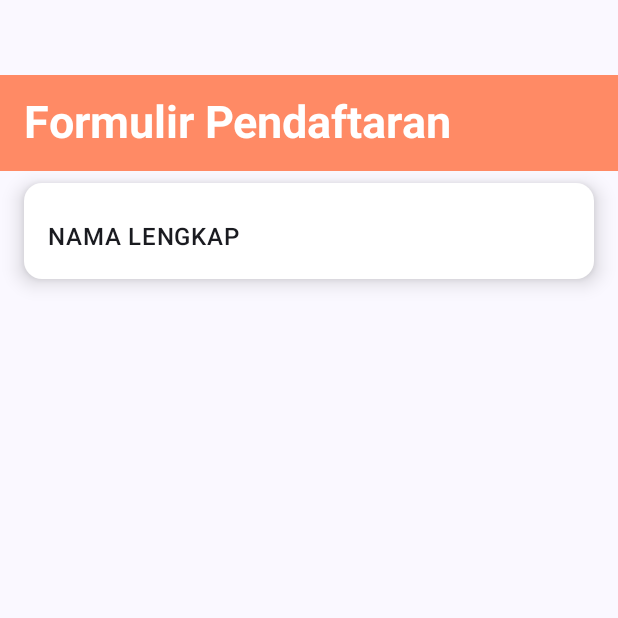
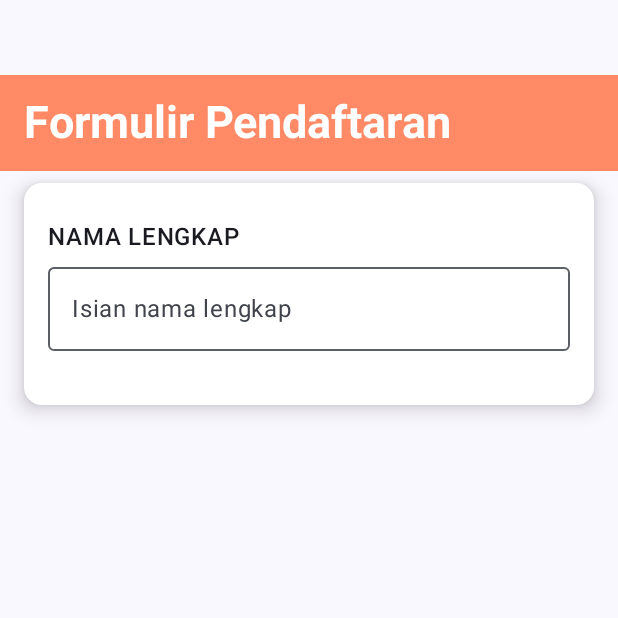
Before and after one commit to salsadillaazkhiyahputri/QuestNavigasTugas_077, an Android app built with Jetpack Compose: the composable FormIsian shown on its own in the app's theme, on a phone screen of 412 x 824 dp, the top half of it. Run offline under Robolectric (Android 15) with nearby library versions, the phone set to English and light mode, and no system bars.

Commit message:
menambahkan  TextField untuk nama lengkap

```diff
--- a/app/src/main/java/com/example/questnavigastugas/view/Formulir.kt
+++ b/app/src/main/java/com/example/questnavigastugas/view/Formulir.kt
@@ -1,14 +1,17 @@
 package com.example.questnavigastugas.view
 
 import androidx.compose.foundation.layout.Column
+import androidx.compose.foundation.layout.Spacer
 import androidx.compose.foundation.layout.fillMaxSize
 import androidx.compose.foundation.layout.fillMaxWidth
+import androidx.compose.foundation.layout.height
 import androidx.compose.foundation.layout.padding
 import androidx.compose.foundation.rememberScrollState
 import androidx.compose.foundation.verticalScroll
 import androidx.compose.material3.Card
 import androidx.compose.material3.CardDefaults
 import androidx.compose.material3.ExperimentalMaterial3Api
+import androidx.compose.material3.OutlinedTextField
 import androidx.compose.material3.Scaffold
 import androidx.compose.material3.Text
 import androidx.compose.material3.TopAppBar
@@ -86,6 +89,14 @@ fun FormIsian(
                     fontWeight = FontWeight.SemiBold,
                     modifier = Modifier.padding(top = 8.dp)
                 )
+                OutlinedTextField(
+                    value = textNama,
+                    singleLine = true,
+                    modifier = Modifier.fillMaxWidth(),
+                    label = { Text(text = "Isian nama lengkap") },
+                    onValueChange = { textNama = it }
+                )
+                Spacer(modifier = Modifier.height(20.dp))
             }
         }
     }
```
